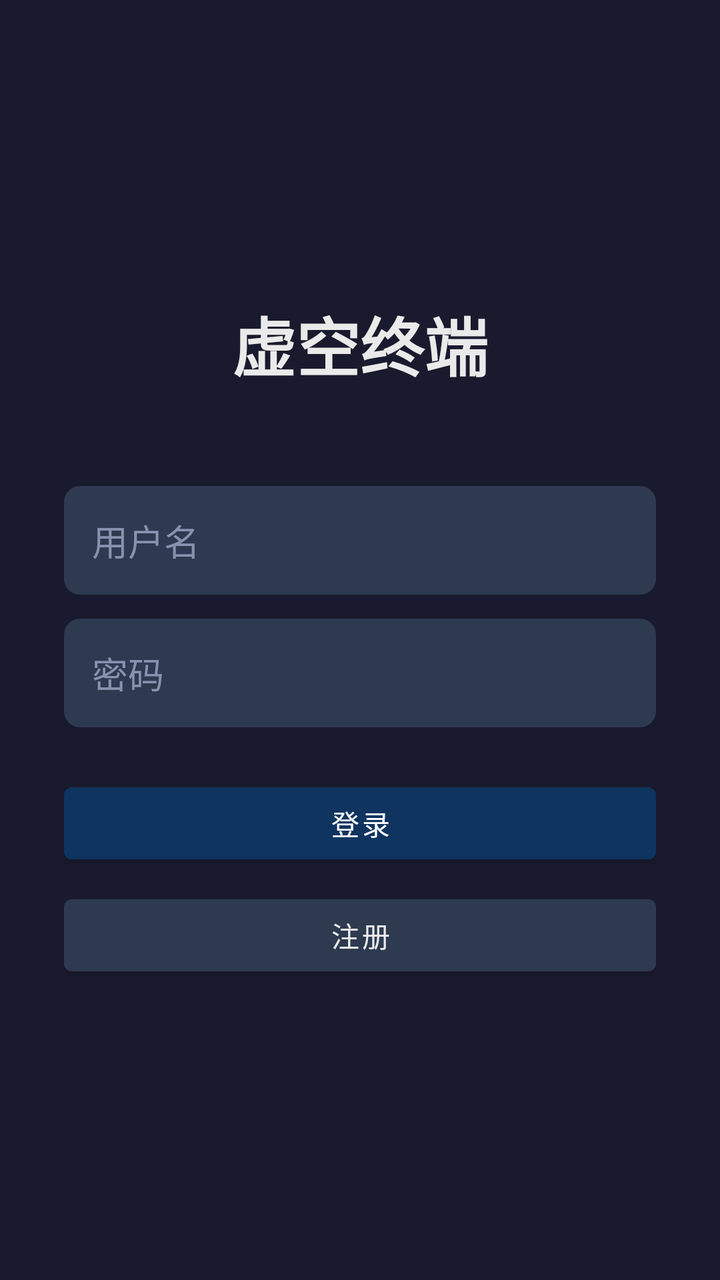
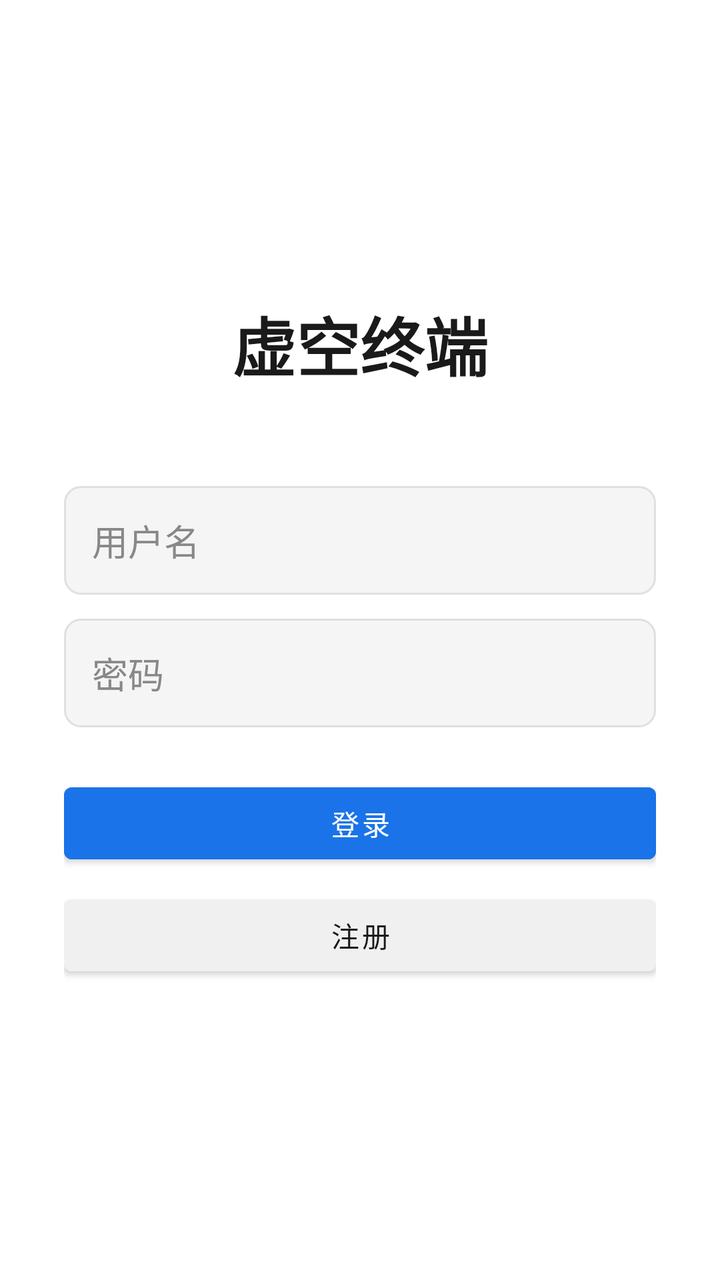

An Android layout rendered at two revisions. The XML below is the earlier revision; the diff shows what the commit changed to produce the second picture.
<!-- AndroidManifest.xml: application theme Theme.ChatApp -->
<!-- res/layout/activity_login.xml -->
<?xml version="1.0" encoding="utf-8"?>
<LinearLayout xmlns:android="http://schemas.android.com/apk/res/android"
    android:layout_width="match_parent"
    android:layout_height="match_parent"
    android:orientation="vertical"
    android:gravity="center"
    android:padding="32dp"
    android:background="@color/bg_dark">
    <TextView
        android:layout_width="wrap_content"
        android:layout_height="wrap_content"
        android:text="虚空终端"
        android:textSize="32sp"
        android:textStyle="bold"
        android:textColor="@color/text_primary"
        android:layout_marginBottom="48dp" />
    <EditText
        android:id="@+id/et_username"
        android:layout_width="match_parent"
        android:layout_height="wrap_content"
        android:hint="@string/username"
        android:textColorHint="@color/text_secondary"
        android:textColor="@color/text_primary"
        android:background="@drawable/bg_input"
        android:padding="14dp"
        android:layout_marginBottom="12dp" />
    <EditText
        android:id="@+id/et_password"
        android:layout_width="match_parent"
        android:layout_height="wrap_content"
        android:hint="@string/password"
        android:inputType="textPassword"
        android:textColorHint="@color/text_secondary"
        android:textColor="@color/text_primary"
        android:background="@drawable/bg_input"
        android:padding="14dp"
        android:layout_marginBottom="24dp" />
    <Button
        android:id="@+id/btn_login"
        android:layout_width="match_parent"
        android:layout_height="wrap_content"
        android:text="@string/login"
        android:backgroundTint="@color/accent"
        android:textColor="@color/white"
        android:layout_marginBottom="8dp" />
    <Button
        android:id="@+id/btn_register"
        android:layout_width="match_parent"
        android:layout_height="wrap_content"
        android:text="@string/register"
        android:backgroundTint="#FF2D3A4F"
        android:textColor="@color/text_primary" />
</LinearLayout>
<!-- resources referenced by this layout -->
<resources>
  <color name="accent">#FF0F3460</color>
  <color name="bg_dark">#FF1A1A2E</color>
  <color name="text_primary">#FFEAEAEA</color>
  <color name="text_secondary">#FF8892B0</color>
  <color name="white">#FFFFFFFF</color>
  <!-- drawable bg_input (drawable) -->
  <?xml version="1.0" encoding="utf-8"?>
  
  <shape xmlns:android="http://schemas.android.com/apk/res/android"
      android:shape="rectangle">
      <solid android:color="#FF2D3A4F" />
      <corners android:radius="8dp" />
  </shape>
  <string name="login">登录</string>
  <string name="password">密码</string>
  <string name="register">注册</string>
  <string name="username">用户名</string>
  <style name="Theme.ChatApp" parent="Theme.MaterialComponents.DayNight.NoActionBar">
          <item name="colorPrimary">@color/accent</item>
          <item name="colorPrimaryVariant">@color/accent</item>
          <item name="colorOnPrimary">@color/white</item>
          <item name="android:statusBarColor">@color/bg_dark</item>
          <item name="android:windowBackground">@color/bg_dark</item>
          <item name="alertDialogTheme">@style/RoundedAlertDialog</item>
      </style>
  <style name="RoundedAlertDialog" parent="Theme.MaterialComponents.DayNight.Dialog.Alert">
          <item name="android:windowBackground">@drawable/bg_dialog_rounded</item>
          <item name="colorPrimary">@color/accent</item>
          <item name="android:textColorPrimary">@color/text_primary</item>
          <item name="android:textColorSecondary">@color/text_secondary</item>
      </style>
  <!-- drawable bg_dialog_rounded (drawable) -->
  <?xml version="1.0" encoding="utf-8"?>
  <shape xmlns:android="http://schemas.android.com/apk/res/android"
      android:shape="rectangle">
      <solid android:color="@color/bg_card" />
      <corners android:radius="16dp" />
  </shape>
  <color name="bg_card">#FF16213E</color>
</resources>

<!-- the commit's change to res/layout/activity_login.xml (unified diff, before → after) -->
@@ -1,53 +1,90 @@
 <?xml version="1.0" encoding="utf-8"?>
-<LinearLayout xmlns:android="http://schemas.android.com/apk/res/android"
+<FrameLayout xmlns:android="http://schemas.android.com/apk/res/android"
     android:layout_width="match_parent"
     android:layout_height="match_parent"
-    android:orientation="vertical"
-    android:gravity="center"
-    android:padding="32dp"
     android:background="@color/bg_dark">
-    <TextView
-        android:layout_width="wrap_content"
-        android:layout_height="wrap_content"
-        android:text="虚空终端"
-        android:textSize="32sp"
-        android:textStyle="bold"
-        android:textColor="@color/text_primary"
-        android:layout_marginBottom="48dp" />
-    <EditText
-        android:id="@+id/et_username"
+    
+    <LinearLayout
+        android:id="@+id/login_form"
         android:layout_width="match_parent"
-        android:layout_height="wrap_content"
-        android:hint="@string/username"
-        android:textColorHint="@color/text_secondary"
-        android:textColor="@color/text_primary"
-        android:background="@drawable/bg_input"
-        android:padding="14dp"
-        android:layout_marginBottom="12dp" />
-    <EditText
-        android:id="@+id/et_password"
+        android:layout_height="match_parent"
+        android:orientation="vertical"
+        android:gravity="center"
+        android:padding="32dp">
+        <TextView
+            android:layout_width="wrap_content"
+            android:layout_height="wrap_content"
+            android:text="虚空终端"
+            android:textSize="32sp"
+            android:textStyle="bold"
+            android:textColor="@color/text_primary"
+            android:layout_marginBottom="48dp" />
+        <EditText
+            android:id="@+id/et_username"
+            android:layout_width="match_parent"
+            android:layout_height="wrap_content"
+            android:hint="@string/username"
+            android:textColorHint="@color/text_secondary"
+            android:textColor="@color/text_primary"
+            android:background="@drawable/bg_input"
+            android:padding="14dp"
+            android:layout_marginBottom="12dp" />
+        <EditText
+            android:id="@+id/et_password"
+            android:layout_width="match_parent"
+            android:layout_height="wrap_content"
+            android:hint="@string/password"
+            android:inputType="textPassword"
+            android:textColorHint="@color/text_secondary"
+            android:textColor="@color/text_primary"
+            android:background="@drawable/bg_input"
+            android:padding="14dp"
+            android:layout_marginBottom="24dp" />
+        <Button
+            android:id="@+id/btn_login"
+            android:layout_width="match_parent"
+            android:layout_height="wrap_content"
+            android:text="@string/login"
+            android:backgroundTint="@color/accent"
+            android:textColor="@color/white"
+            android:layout_marginBottom="8dp" />
+        <Button
+            android:id="@+id/btn_register"
+            android:layout_width="match_parent"
+            android:layout_height="wrap_content"
+            android:text="@string/register"
+            android:backgroundTint="@color/bg_gray"
+            android:textColor="@color/text_primary" />
+    </LinearLayout>
+    
+    <LinearLayout
+        android:id="@+id/loading_view"
         android:layout_width="match_parent"
-        android:layout_height="wrap_content"
-        android:hint="@string/password"
-        android:inputType="textPassword"
-        android:textColorHint="@color/text_secondary"
-        android:textColor="@color/text_primary"
-        android:background="@drawable/bg_input"
-        android:padding="14dp"
-        android:layout_marginBottom="24dp" />
-    <Button
-        android:id="@+id/btn_login"
-        android:layout_width="match_parent"
-        android:layout_height="wrap_content"
-        android:text="@string/login"
-        android:backgroundTint="@color/accent"
-        android:textColor="@color/white"
-        android:layout_marginBottom="8dp" />
-    <Button
-        android:id="@+id/btn_register"
-        android:layout_width="match_parent"
-        android:layout_height="wrap_content"
-        android:text="@string/register"
-        android:backgroundTint="#FF2D3A4F"
-        android:textColor="@color/text_primary" />
-</LinearLayout>
+        android:layout_height="match_parent"
+        android:orientation="vertical"
+        android:gravity="center"
+        android:background="@color/bg_dark"
+        android:visibility="gone">
+        <TextView
+            android:layout_width="wrap_content"
+            android:layout_height="wrap_content"
+            android:text="虚空终端"
+            android:textSize="32sp"
+            android:textStyle="bold"
+            android:textColor="@color/text_primary"
+            android:layout_marginBottom="32dp" />
+        <ProgressBar
+            android:id="@+id/loading_progress"
+            android:layout_width="wrap_content"
+            android:layout_height="wrap_content"
+            android:indeterminateTint="@color/accent"
+            android:layout_marginBottom="16dp" />
+        <TextView
+            android:id="@+id/loading_text"
+            android:layout_width="wrap_content"
+            android:layout_height="wrap_content"
+            android:text="正在连接服务器..."
+            android:textSize="14sp"
+            android:textColor="@color/text_secondary" />
+    </LinearLayout>
+</FrameLayout>
<!-- resource entries referenced after the edit -->
@@ -1,31 +1,33 @@
 <!-- resources referenced by this layout -->
 <resources>
-  <color name="accent">#FF0F3460</color>
-  <color name="bg_dark">#FF1A1A2E</color>
-  <color name="text_primary">#FFEAEAEA</color>
-  <color name="text_secondary">#FF8892B0</color>
+  <color name="accent">#FF1A73E8</color>
+  <color name="bg_dark">#FFFFFFFF</color>
+  <color name="bg_gray">#FFF0F0F0</color>
+  <color name="text_primary">#FF1A1A1A</color>
+  <color name="text_secondary">#FF888888</color>
   <color name="white">#FFFFFFFF</color>
   <!-- drawable bg_input (drawable) -->
   <?xml version="1.0" encoding="utf-8"?>
-  
   <shape xmlns:android="http://schemas.android.com/apk/res/android"
       android:shape="rectangle">
-      <solid android:color="#FF2D3A4F" />
+      <solid android:color="#F5F5F5" />
       <corners android:radius="8dp" />
+      <stroke android:width="1dp" android:color="#E0E0E0" />
   </shape>
   <string name="login">登录</string>
   <string name="password">密码</string>
   <string name="register">注册</string>
   <string name="username">用户名</string>
-  <style name="Theme.ChatApp" parent="Theme.MaterialComponents.DayNight.NoActionBar">
+  <style name="Theme.ChatApp" parent="Theme.MaterialComponents.Light.NoActionBar">
           <item name="colorPrimary">@color/accent</item>
           <item name="colorPrimaryVariant">@color/accent</item>
           <item name="colorOnPrimary">@color/white</item>
-          <item name="android:statusBarColor">@color/bg_dark</item>
-          <item name="android:windowBackground">@color/bg_dark</item>
+          <item name="android:statusBarColor">@color/white</item>
+          <item name="android:windowLightStatusBar">true</item>
+          <item name="android:windowBackground">@color/white</item>
           <item name="alertDialogTheme">@style/RoundedAlertDialog</item>
       </style>
-  <style name="RoundedAlertDialog" parent="Theme.MaterialComponents.DayNight.Dialog.Alert">
+  <style name="RoundedAlertDialog" parent="Theme.MaterialComponents.Light.Dialog.Alert">
           <item name="android:windowBackground">@drawable/bg_dialog_rounded</item>
           <item name="colorPrimary">@color/accent</item>
           <item name="android:textColorPrimary">@color/text_primary</item>
@@ -35,9 +37,8 @@
   <?xml version="1.0" encoding="utf-8"?>
   <shape xmlns:android="http://schemas.android.com/apk/res/android"
       android:shape="rectangle">
-      <solid android:color="@color/bg_card" />
+      <solid android:color="@color/white" />
       <corners android:radius="16dp" />
   </shape>
-  <color name="bg_card">#FF16213E</color>
 </resources>
 
